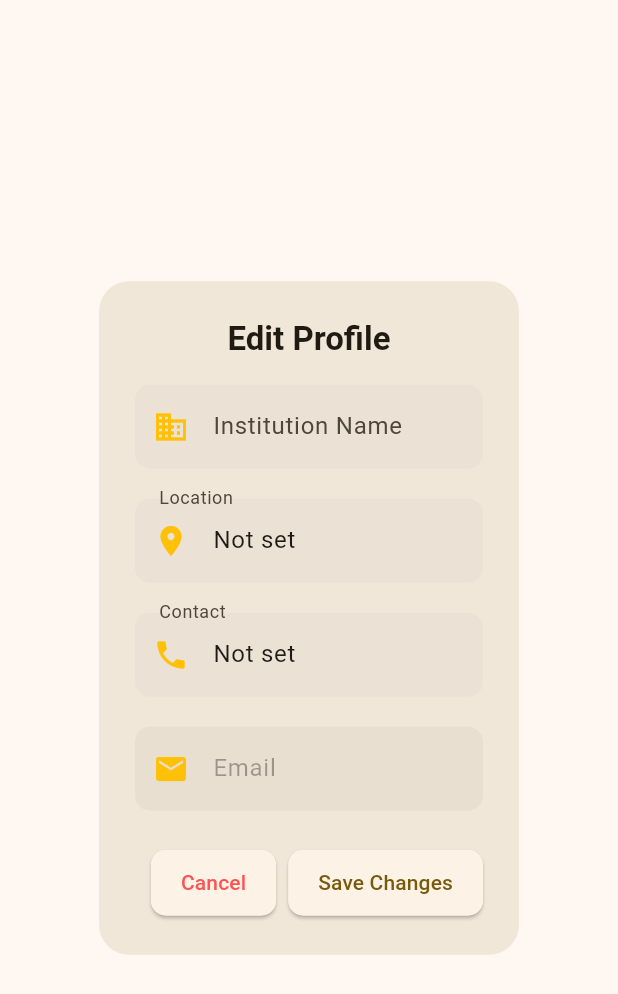
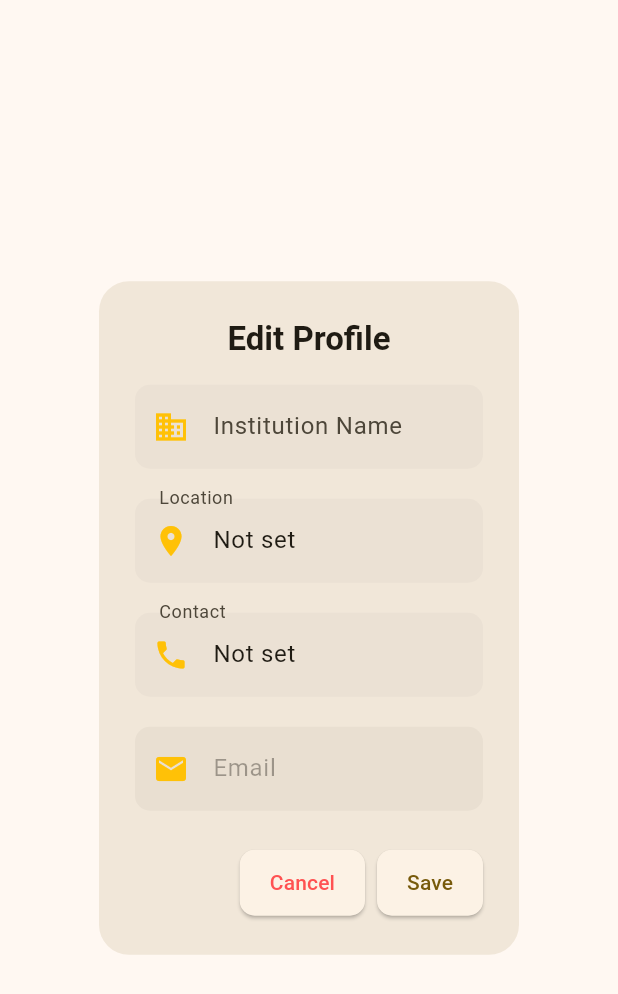
Before and after one commit to FrancisSimple/microcheck, a Flutter app: the EditProfilePopup widget shown alone on an empty page, opened directly with empty values, on a phone screen of 412 x 824 dp. Shown: the top 994 px of the screen. Run offline on Flutter 3.47's test engine with Material 3 defaults, Android fonts, the phone set to English and light mode, and no system bars; our stand-ins replace cloud_firestore, firebase_auth, firebase_core, flutter_spinkit; accounts and stored records are empty.

Commit message:
Update form.dart

```diff
--- a/microchek_app/lib/utils/form.dart
+++ b/microchek_app/lib/utils/form.dart
@@ -558,7 +558,7 @@ class _EditProfilePopupState extends State<EditProfilePopup> {
             ),
             padding: const EdgeInsets.symmetric(horizontal: 20, vertical: 12),
           ),
-          child: const Text('Save Changes'),
+          child: const Text('Save'),
         ),
       ],
     );
```
